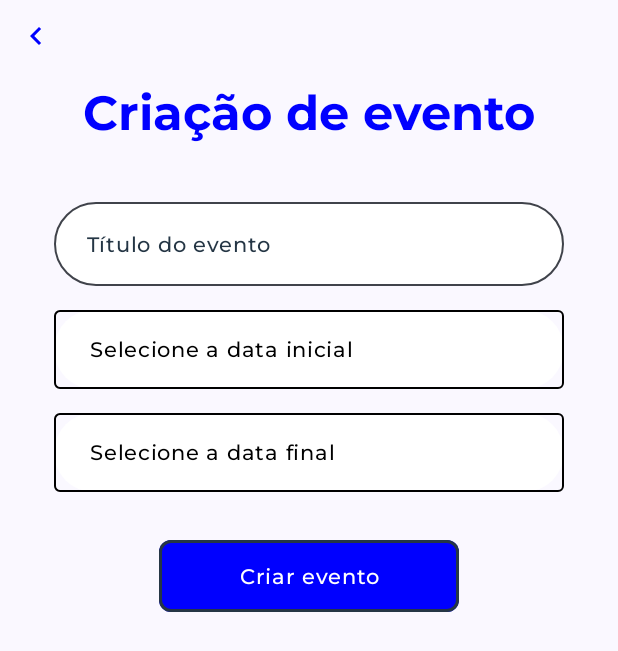
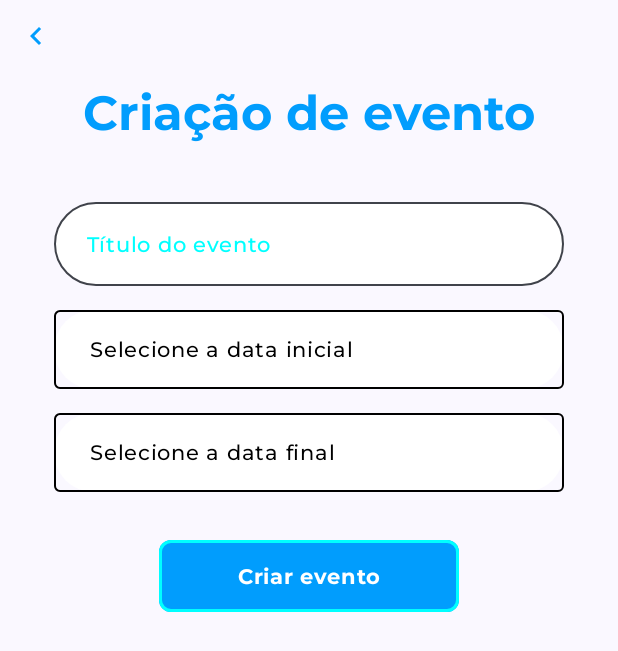
Before and after one commit to LCSMelo/zenmail, an Android app built with Jetpack Compose: the CalendarView screen opened through its navigation route, on a phone screen of 412 x 824 dp. Shown: the top 651 px of the screen. Run offline under Robolectric (Android 15) with nearby library versions, the phone set to English and light mode, and no system bars; our stand-ins replace livedata-compose; Roboto replaces fonts that are not available here.

Commit message:
alterações nas cores

```diff
--- a/app/src/main/java/br/com/fiap/zenmail/shared/composables/DefaultBtn.kt
+++ b/app/src/main/java/br/com/fiap/zenmail/shared/composables/DefaultBtn.kt
@@ -13,6 +13,7 @@ import androidx.compose.material3.Text
 import androidx.compose.runtime.Composable
 import androidx.compose.ui.Modifier
 import androidx.compose.ui.res.colorResource
+import androidx.compose.ui.text.font.FontWeight
 import androidx.compose.ui.text.style.TextAlign
 import androidx.compose.ui.tooling.preview.Preview
 import androidx.compose.ui.unit.dp
@@ -44,7 +45,8 @@ fun DefaultBtn(title: String, onClick: () -> Unit) {
                 text = title,
                 style = Typography.bodyLarge,
                 textAlign = TextAlign.Center,
-                color = colorResource(id = R.color.white)
+                color = colorResource(id = R.color.white),
+                fontWeight = FontWeight.Bold
             )
         }
     }
--- a/app/src/main/java/br/com/fiap/zenmail/shared/composables/Header.kt
+++ b/app/src/main/java/br/com/fiap/zenmail/shared/composables/Header.kt
@@ -59,8 +59,8 @@ fun Header(
                 } else {
                     Image(
                         painter = painterResource(id = R.drawable.logo),
-                        contentDescription = "Locamail Logo",
-                        modifier = Modifier.size(48.dp)
+                        contentDescription = "Zenmail Logo",
+                        modifier = Modifier.size(48.dp).padding(8.dp)
                     )
                     Text(text = "ZenMail",
                         style = Typography.titleLarge,
--- a/app/src/main/res/values/colors.xml
+++ b/app/src/main/res/values/colors.xml
@@ -3,6 +3,8 @@
     <color name="black">#FF000000</color>
     <color name="white">#FFFFFFFF</color>
     <color name="gray">#FFD3D3D3</color>
-    <color name="secondary">#0000FF</color>
-    <color name="primary">#FF253645</color>
+<!--    <color name="secondary">#0000FF</color>-->
+    <color name="secondary">#019dfd</color>
+<!--    <color name="primary">#FF253645</color>-->
+    <color name="primary">#00ffff</color>
 </resources>
```
Also changed, not shown: app/src/main/java/br/com/fiap/zenmail/modules/spam/SpamView.kt (+12 -0 lines).
